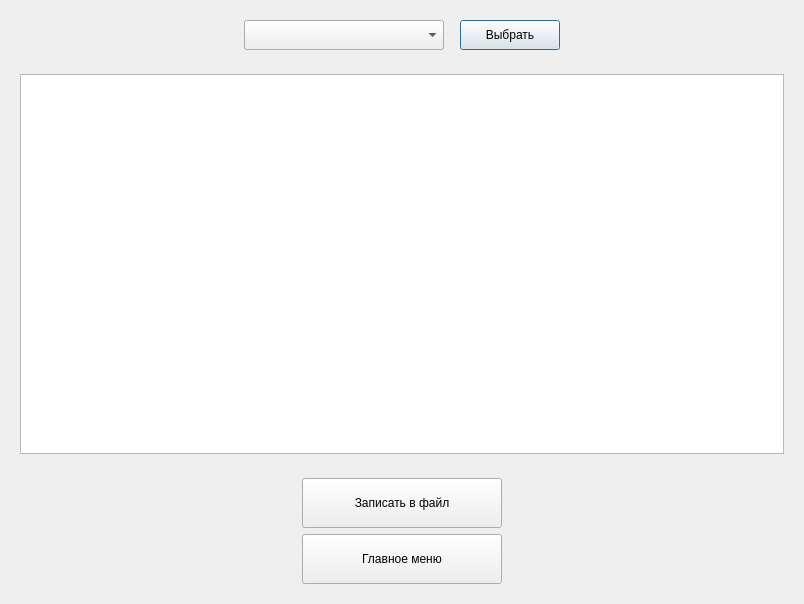
Qt form resultswindow.ui (icspero/3-semester-CourseWork_Client) before a commit.
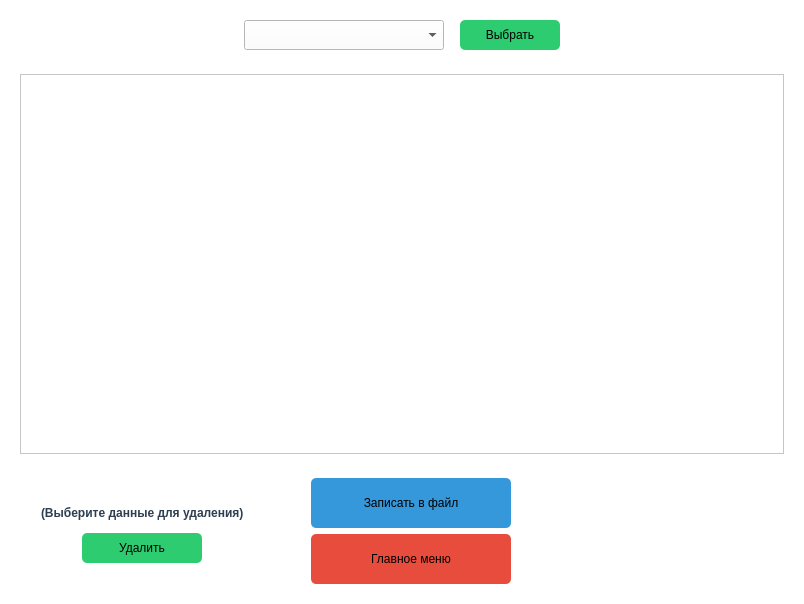
The same form after that commit.

What changed in the file:
```diff
--- a/resultswindow.ui
+++ b/resultswindow.ui
@@ -13,6 +13,9 @@
   <property name="windowTitle">
    <string>Результаты</string>
   </property>
+  <property name="styleSheet">
+   <string notr="true">background-color: #ffffff;</string>
+  </property>
   <layout class="QVBoxLayout" name="verticalLayout">
    <item alignment="Qt::AlignHCenter|Qt::AlignVCenter">
     <widget class="QWidget" name="widget" native="true">
@@ -63,6 +66,17 @@
           <height>30</height>
          </size>
         </property>
+        <property name="styleSheet">
+         <string notr="true">QPushButton {
+    background-color: #2ecc71;
+    color: black;              
+    border-radius: 5px;
+}
+QPushButton:hover {
+    background-color: #27ae60;
+}
+</string>
+        </property>
         <property name="text">
          <string>Выбрать</string>
         </property>
@@ -93,7 +107,92 @@
      </layout>
     </widget>
    </item>
+   <item>
+    <layout class="QHBoxLayout" name="horizontalLayout_2">
+     <item>
+      <layout class="QVBoxLayout" name="verticalLayout_2">
+       <item>
+        <spacer name="verticalSpacer_2">
+         <property name="orientation">
+          <enum>Qt::Vertical</enum>
+         </property>
+         <property name="sizeType">
+          <enum>QSizePolicy::Fixed</enum>
+         </property>
+         <property name="sizeHint" stdset="0">
+          <size>
+           <width>20</width>
+           <height>30</height>
+          </size>
+         </property>
+        </spacer>
+       </item>
    <item alignment="Qt::AlignHCenter|Qt::AlignVCenter">
+        <widget class="QLabel" name="label">
+         <property name="sizePolicy">
+          <sizepolicy hsizetype="Fixed" vsizetype="Fixed">
+           <horstretch>0</horstretch>
+           <verstretch>0</verstretch>
+          </sizepolicy>
+         </property>
+         <property name="styleSheet">
+          <string notr="true">color: #2c3e50;
+font-weight: bold;</string>
+         </property>
+         <property name="text">
+          <string>(Выберите данные для удаления)</string>
+         </property>
+        </widget>
+       </item>
+       <item alignment="Qt::AlignHCenter|Qt::AlignVCenter">
+        <widget class="QPushButton" name="pushButton_4">
+         <property name="sizePolicy">
+          <sizepolicy hsizetype="Fixed" vsizetype="Fixed">
+           <horstretch>0</horstretch>
+           <verstretch>0</verstretch>
+          </sizepolicy>
+         </property>
+         <property name="minimumSize">
+          <size>
+           <width>120</width>
+           <height>30</height>
+          </size>
+         </property>
+         <property name="styleSheet">
+          <string notr="true">QPushButton {
+    background-color: #2ecc71;
+    color: black;              
+    border-radius: 5px;
+}
+QPushButton:hover {
+    background-color: #27ae60;
+}
+</string>
+         </property>
+         <property name="text">
+          <string>Удалить</string>
+         </property>
+        </widget>
+       </item>
+       <item>
+        <spacer name="verticalSpacer">
+         <property name="orientation">
+          <enum>Qt::Vertical</enum>
+         </property>
+         <property name="sizeType">
+          <enum>QSizePolicy::Fixed</enum>
+         </property>
+         <property name="sizeHint" stdset="0">
+          <size>
+           <width>25</width>
+           <height>30</height>
+          </size>
+         </property>
+        </spacer>
+       </item>
+      </layout>
+     </item>
+     <item alignment="Qt::AlignHCenter">
     <widget class="QWidget" name="widget_3" native="true">
      <layout class="QVBoxLayout" name="verticalLayout_3">
       <item>
@@ -110,6 +209,16 @@
           <height>50</height>
          </size>
         </property>
+          <property name="styleSheet">
+           <string notr="true">QPushButton {
+    background-color: #3498db; 
+    color: black;           
+    border-radius: 5px;
+}
+QPushButton:hover {
+    background-color: #2980b9;
+}</string>
+          </property>
         <property name="text">
          <string>Записать в файл</string>
         </property>
@@ -129,6 +238,16 @@
           <height>50</height>
          </size>
         </property>
+          <property name="styleSheet">
+           <string notr="true">QPushButton {
+    background-color: #e74c3c; 
+    color: black;               
+    border-radius: 5px;      
+}
+QPushButton:hover {
+    background-color: #c0392b; 
+}</string>
+          </property>
         <property name="text">
          <string>Главное меню</string>
         </property>
@@ -136,6 +255,24 @@
       </item>
      </layout>
     </widget>
+     </item>
+     <item>
+      <spacer name="horizontalSpacer_2">
+       <property name="orientation">
+        <enum>Qt::Horizontal</enum>
+       </property>
+       <property name="sizeType">
+        <enum>QSizePolicy::Fixed</enum>
+       </property>
+       <property name="sizeHint" stdset="0">
+        <size>
+         <width>250</width>
+         <height>20</height>
+        </size>
+       </property>
+      </spacer>
+     </item>
+    </layout>
    </item>
   </layout>
  </widget>
```
Left out of the diff: 15 changed lines with no effect on the pictures. Lines whose indentation alone changed are shown as unchanged.
